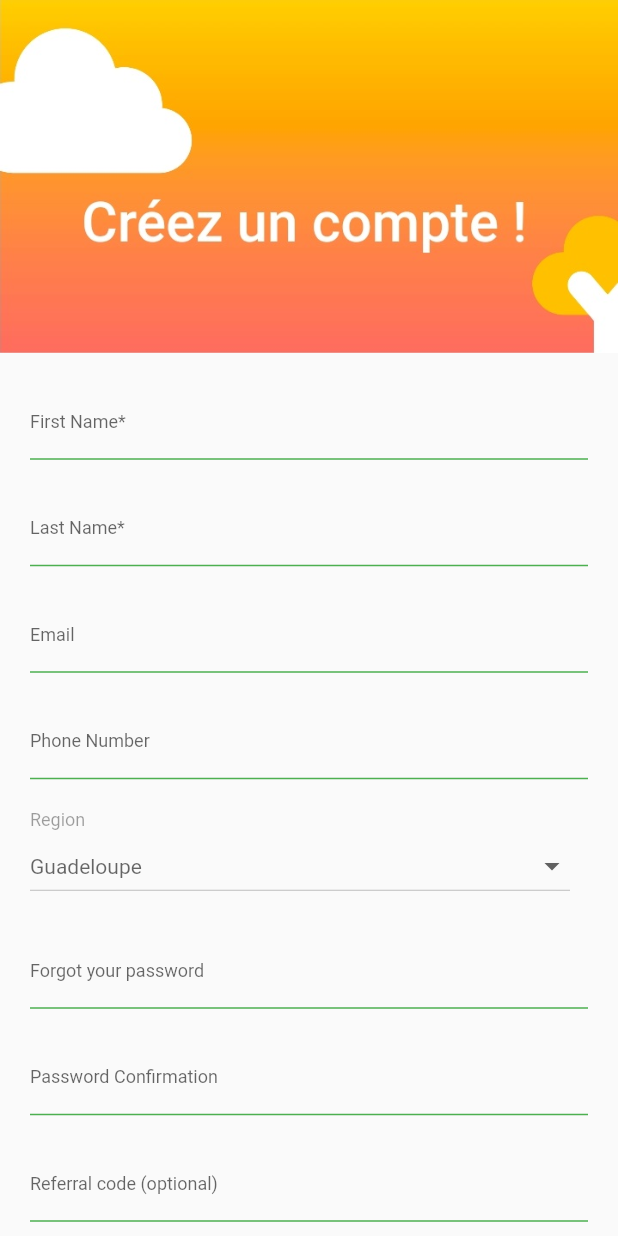
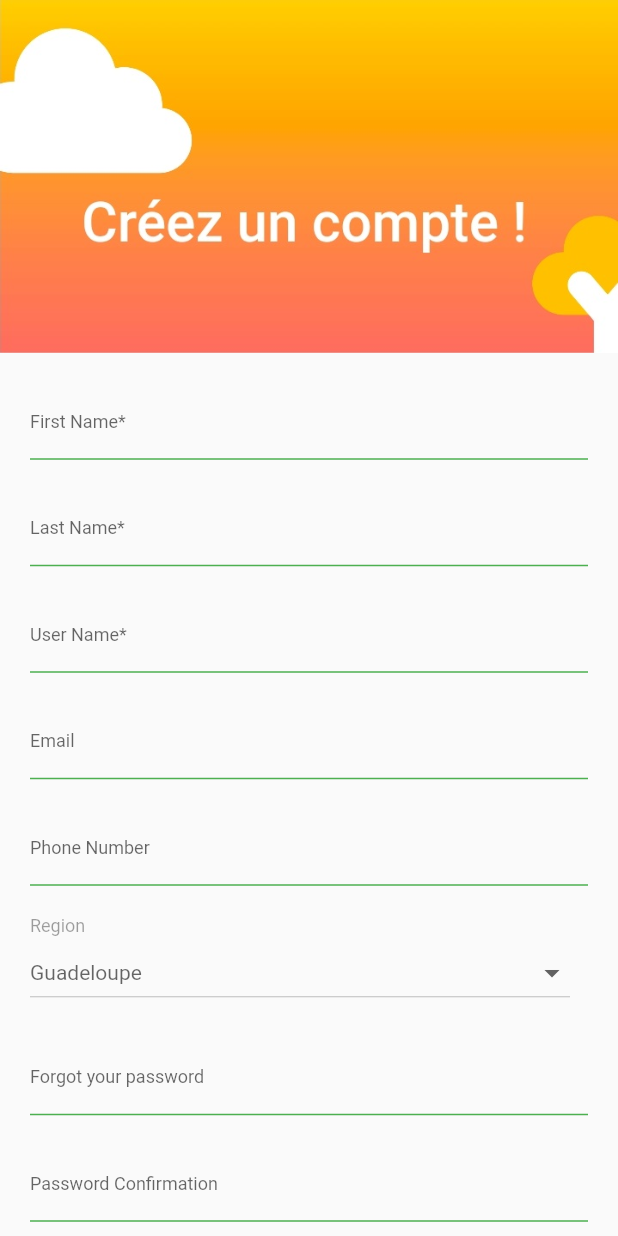
Before and after one commit to bilawal786/yummybox_app_flutter, a Flutter app: the screen it shows after launch, after a tap on "Create an account !", on a phone screen of 412 x 824 dp. Run offline on Flutter 3.47's test engine with Material 2 defaults, Android fonts, the light colour scheme and no system bars; our stand-ins replace badges, carousel_slider, easy_localization, flutter_html, getwidget, google_maps_flutter and 1 more; missing offline and left inert: custom_info_window; network calls fail.

Commit message:
working on login post api

```diff
--- /dev/null
+++ b/lib/model/login_model.dart
@@ -0,0 +1,85 @@
+// To parse this JSON data, do
+//
+//     final loginModel = loginModelFromJson(jsonString);
+
+import 'dart:convert';
+
+LoginModel loginModelFromJson(String str) => LoginModel.fromJson(json.decode(str));
+
+String loginModelToJson(LoginModel data) => json.encode(data.toJson());
+
+class LoginModel {
+  LoginModel({
+   required this.token,
+   required this.user,
+  });
+
+  String token;
+  User user;
+
+  factory LoginModel.fromJson(Map<String, dynamic> json) => LoginModel(
+    token: json["token"],
+    user: User.fromJson(json["user"]),
+  );
+
+  Map<String, dynamic> toJson() => {
+    "token": token,
+    "user": user.toJson(),
+  };
+}
+
+class User {
+  User({
+   required this.id,
+   required this.name,
+   required this.username,
+   required this.email,
+   required this.roles,
+   required this.phone,
+   required this.address,
+   required this.timezone,
+   required this.balanceId,
+   required this.refferal,
+   required this.img,
+  });
+
+  int id;
+  String name;
+  String username;
+  String email;
+  int roles;
+  String phone;
+  String address;
+  String timezone;
+  int balanceId;
+  String refferal;
+  String img;
+
+  factory User.fromJson(Map<String, dynamic> json) => User(
+    id: json["id"],
+    name: json["name"],
+    username: json["username"],
+    email: json["email"],
+    roles: json["roles"],
+    phone: json["phone"],
+    address: json["address"],
+    timezone: json["timezone"],
+    balanceId: json["balance_id"],
+    refferal: json["refferal"],
+    img: json["img"],
+  );
+
+  Map<String, dynamic> toJson() => {
+    "id": id,
+    "name": name,
+    "username": username,
+    "email": email,
+    "roles": roles,
+    "phone": phone,
+    "address": address,
+    "timezone": timezone,
+    "balance_id": balanceId,
+    "refferal": refferal,
+    "img": img,
+  };
+}
--- a/lib/screens/login.dart
+++ b/lib/screens/login.dart
@@ -1,7 +1,13 @@
+import 'dart:convert';
+
 import 'package:flutter/material.dart';
+import 'package:shared_preferences/shared_preferences.dart';
 import 'package:yummy_box/screens/Forgetpassword.dart';
+import 'package:yummy_box/screens/routes.dart';
 import 'package:yummy_box/screens/sign-in.dart';
 import 'package:yummy_box/screens/sign-up.dart';
+import 'package:http/http.dart' as http;
+import '../model/login_model.dart';
 class Login extends StatefulWidget {
   const Login({Key? key}) : super(key: key);
 
@@ -21,6 +27,47 @@ class _LoginState extends State<Login> {
   bool valuefirst = false;
   bool valuesecond = false;
   final _formKey = GlobalKey();
+  var isloaded = 0;
+
+  Future<void> login(email, password) async {
+    try {
+      var response = await http.post(
+        Uri.parse('https://demo.yummybox.fr/api/login' + '/login'),
+        headers: <String, String>{
+          'Content-Type': 'application/json; charset=UTF-8',
+          'Accept': 'application/json'
+        },
+        body:
+        jsonEncode(<String, String>{'email': email, 'password': password}),
+      );
+
+      if (response.statusCode == 200) {
+        final login = loginModelFromJson(jsonDecode(response.body));
+
+        final SharedPreferences prefs = await SharedPreferences.getInstance();
+        await prefs.setString('token', login.token);
+        await prefs.setString('email', login.user.email);
+        await prefs.setString('name', login.user.name);
+        await prefs.setString('username', login.user.username);
+        await prefs.setString('email', login.user.name);
+        await prefs.setString('phone', login.user.phone);
+        await prefs.setString('email', login.user.name);
+        await prefs.setString('img', login.user.img);
+        setState(() {
+          isloaded = 0;
+        });
+        Navigator.of(context).pushReplacementNamed(MyRoutes.login);
+      } else {
+        setState(() {
+          isloaded = 0;
+        });
+        print(response.body.toString());
+        throw Exception('Failed to login.');
+      }
+    } catch (e) {
+      print(e.toString());
+    }
+  }
 
   @override
   Widget build(BuildContext context) {
--- a/lib/screens/productdetail.dart
+++ b/lib/screens/productdetail.dart
@@ -232,6 +232,7 @@ class _ProucttDetailState extends State<ProucttDetail> {
                                 ),
                               )
                             ),
+
                             Padding(
                               padding: const EdgeInsets.all(8.0),
                               child: Row(
--- a/lib/screens/sign-in.dart
+++ b/lib/screens/sign-in.dart
@@ -17,7 +17,7 @@ class SignIn extends StatefulWidget {
 class _SignInState extends State<SignIn> {
   var index = 0;
   var navList = [
-    MyDiscover(),
+    MyDiscover(id: '',),
     MyMap(),
     MyFavourite(),
     MyReservation(),
--- a/lib/screens/sign-up.dart
+++ b/lib/screens/sign-up.dart
@@ -82,6 +82,31 @@ class _SignUpState extends State<SignUp> {
                     },
                   ),
                 ),
+
+                Padding(
+                  padding: const EdgeInsets.symmetric(
+                      vertical: 10.0, horizontal: 20.0),
+                  child: TextFormField(
+                    style: TextStyle(
+                      fontSize: 12,
+                    ),
+                    decoration: const InputDecoration(
+                        enabledBorder: UnderlineInputBorder(
+                            borderSide: BorderSide(
+                              color: Colors.green,
+                            )),
+                        hintText: 'Doe',
+                        labelText: 'User Name*',
+                        iconColor: Colors.white),
+                    validator: (value) {
+                      if (value!.isEmpty) {
+                        return "please enter user name";
+                      }
+                      return null;
+                    },
+                  ),
+                ),
+
 
 
                 Padding(
@@ -298,7 +323,7 @@ class _SignUpState extends State<SignUp> {
                                 maxWidth: 270.0, minHeight: 50.0),
                             alignment: Alignment.center,
                             child: Text(
-                              "Creer un compte",
+                              "Create an account!",
                               textAlign: TextAlign.center,
                               style: TextStyle(color: Colors.white),
                             ),
--- a/pubspec.yaml
+++ b/pubspec.yaml
@@ -49,6 +49,8 @@ dependencies:
      sdk: flutter
   flutter_html: ^2.2.1
   easy_localization: ^3.0.1
+  shared_preferences: ^2.0.15
+
 
 dev_dependencies:
   flutter_test:
@@ -76,7 +78,6 @@ flutter:
   # To add assets to your application, add an assets section, like this:
   assets:
     - assets/
-    -
   #   - images/a_dot_ham.jpeg
 
   # An image asset can refer to one or more resolution-specific "variants", see
```
Also changed, not shown: lib/screens/discover.dart (+7 -5 lines), lib/widgets/drawer.dart (+10 -4 lines), pubspec.lock, 1 other file.
